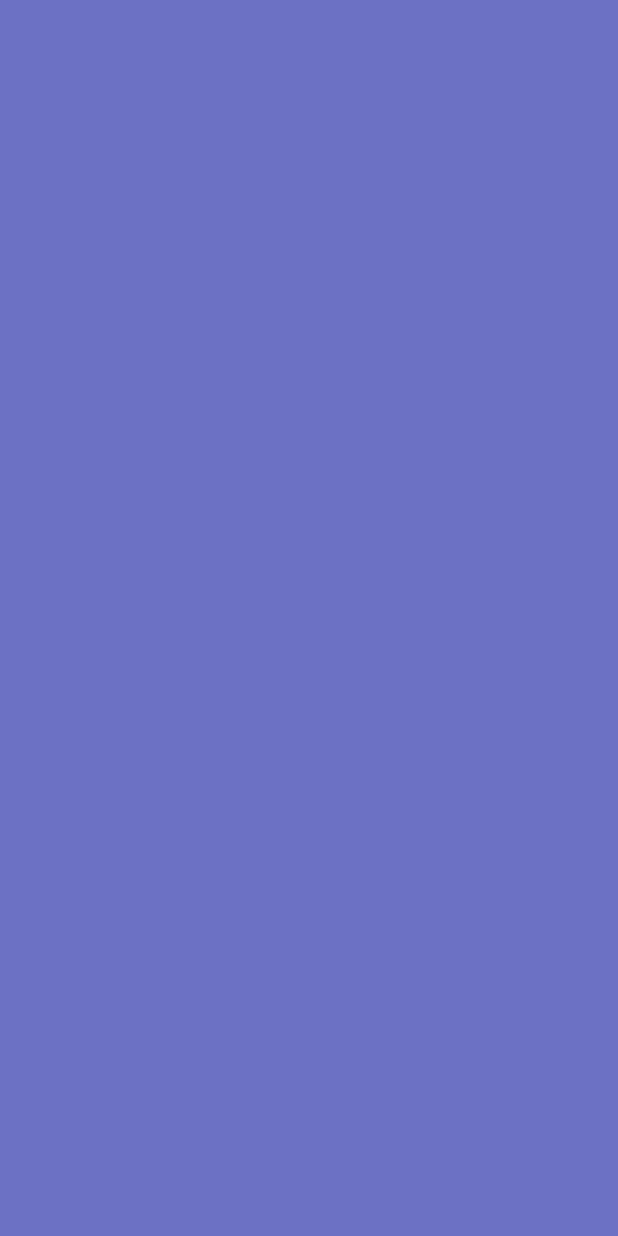
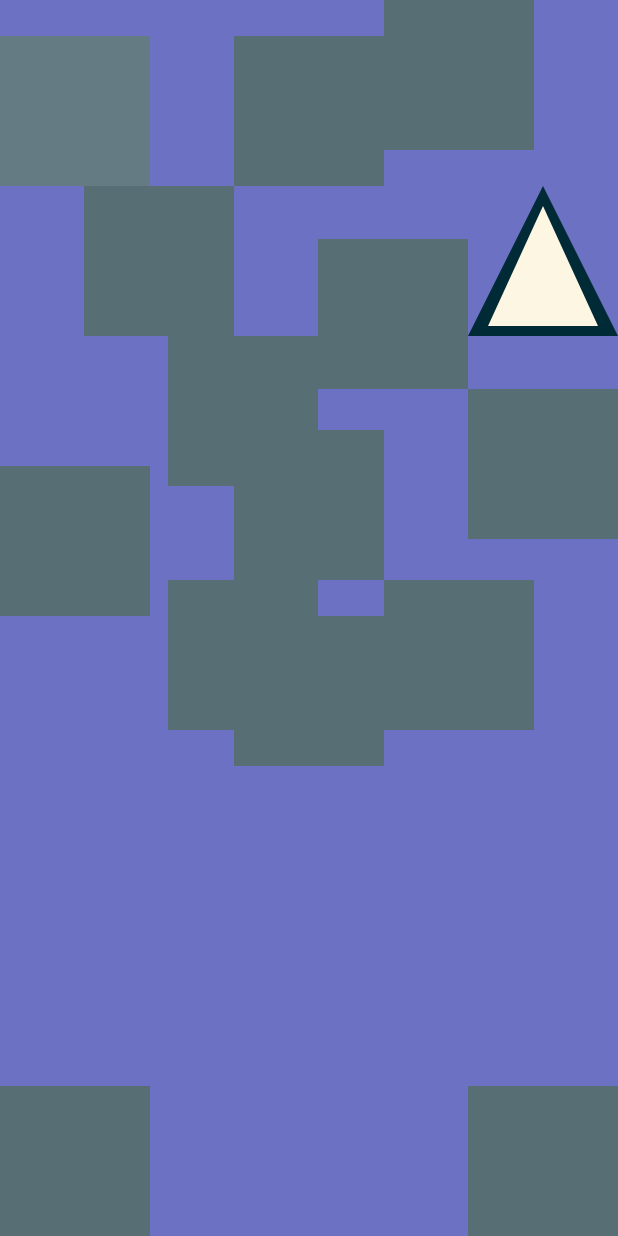
Before and after one commit to nobcatz/polygons, an Android app: the GameActivity screen opened directly, with no data from a screen before it, on a phone screen of 412 x 824 dp. Before the commit the screen is empty. Run offline under Robolectric (Android 15) with nearby library versions, the phone set to English and light mode, and no system bars.

Commit message:
Game activity implemented with xml

```diff
--- a/Polygons/Polygons/src/main/java/com/github/polygons/GameActivity.java
+++ b/Polygons/Polygons/src/main/java/com/github/polygons/GameActivity.java
@@ -1,16 +1,75 @@
 package com.github.polygons;
 
 import android.app.Activity;
+import android.content.Context;
+import android.content.res.Resources;
 import android.os.Bundle;
+import android.os.Handler;
+import android.view.View;
+import android.view.ViewGroup;
+import android.widget.LinearLayout;
+import android.widget.RelativeLayout;
+import android.widget.Toast;
+
+import com.github.polygons.figures.Figure;
+import com.github.polygons.logic.FigureGenerator;
 
 public class GameActivity extends Activity {
+
+
+    private Handler handler = new Handler();
+    private boolean run = true;
+    private int i = 15;
 
     @Override
     protected void onCreate(Bundle savedInstanceState) {
         super.onCreate(savedInstanceState);
         setContentView(R.layout.activity_game);
+        handler.postDelayed(runnable, 1000);
+
 
 
     }
 
+    private Runnable runnable = new Runnable() {
+        @Override
+        public void run() {
+                /* do what you need to do */
+            if (run) {
+                placeFigures(i);
+                i--;
+                run = i >0;
+                /* and here comes the "trick" */
+                handler.postDelayed(this, 1000);
+            } else {
+                /* Create new Activity */
+                Context context = getApplicationContext();
+                CharSequence text = "NO MOAR!!";
+                int duration = Toast.LENGTH_SHORT;
+
+            }
+
+
+        }
+    };
+
+    private void placeFigures(int i){
+        Resources res = getResources();
+        int idfigure = res.getIdentifier("view"+i, "id", getApplicationContext().getPackageName());
+
+
+        View figure = findViewById(idfigure);
+        RelativeLayout rl = (RelativeLayout) findViewById(R.id.relative_layout_game);
+
+        ViewGroup.LayoutParams lp = figure.getLayoutParams();
+        figure.setVisibility(View.INVISIBLE);
+
+        figure = FigureGenerator.newFigure(getApplicationContext());
+        figure.setVisibility(View.VISIBLE);
+        figure.setLayoutParams(lp);
+            figure.setId(idfigure);
+      //  figure.setOnClickListener(
+        rl.addView(figure);
+    }
+
 }
--- a/Polygons/Polygons/src/main/res/layout/activity_game.xml
+++ b/Polygons/Polygons/src/main/res/layout/activity_game.xml
@@ -1,6 +1,134 @@
 <?xml version="1.0" encoding="utf-8"?>
 
 <RelativeLayout xmlns:android="http://schemas.android.com/apk/res/android"
+    android:id="@+id/relative_layout_game"
     android:orientation="vertical"
     android:layout_width="match_parent"
-    android:layout_height="match_parent" />
+    android:layout_height="match_parent">
+
+    <View
+        android:layout_width="100dp"
+        android:layout_height="100dp"
+        android:background="@color/base00"
+        android:id="@+id/view1"
+        android:layout_marginTop="24dp"
+        android:layout_alignParentTop="true"
+        android:layout_alignParentLeft="true" />
+
+   <View
+        android:layout_width="100dp"
+        android:layout_height="100dp"
+        android:background="@color/base01"
+        android:id="@+id/view2"
+       android:layout_below="@+id/view13"
+       android:layout_toLeftOf="@+id/view12" />
+
+    <View
+        android:layout_width="100dp"
+        android:layout_height="100dp"
+        android:background="@color/base01"
+        android:id="@+id/view3"
+        android:layout_alignParentBottom="true"
+        android:layout_alignParentRight="true" />
+
+    <View
+        android:layout_width="100dp"
+        android:layout_height="100dp"
+        android:background="@color/base01"
+        android:id="@+id/view4"
+        android:layout_alignParentBottom="true"
+        android:layout_alignParentLeft="true" />
+
+    <View
+        android:layout_width="100dp"
+        android:layout_height="100dp"
+        android:background="@color/base01"
+        android:id="@+id/view5"
+        android:layout_alignParentTop="true"
+        android:layout_toRightOf="@+id/view8" />
+
+    <View
+        android:layout_width="100dp"
+        android:layout_height="100dp"
+        android:background="@color/base01"
+        android:id="@+id/view6"
+        android:layout_below="@+id/view8"
+        android:layout_toLeftOf="@+id/view12" />
+
+   <View
+        android:layout_width="100dp"
+        android:layout_height="100dp"
+        android:background="@color/base01"
+        android:id="@+id/view7"
+       android:layout_alignTop="@+id/view8"
+       android:layout_alignParentLeft="true"
+       android:layout_marginTop="24dp" />
+
+    <View
+        android:layout_width="100dp"
+        android:layout_height="100dp"
+        android:background="@color/base01"
+        android:id="@+id/view8"
+        android:layout_below="@+id/view12"
+        android:layout_toRightOf="@+id/view13"
+        android:layout_marginTop="27dp" />
+
+    <View
+        android:layout_width="100dp"
+        android:layout_height="100dp"
+        android:background="@color/base01"
+        android:id="@+id/view9"
+        android:layout_below="@+id/view8"
+        android:layout_alignLeft="@+id/view5" />
+
+    <View
+        android:layout_width="100dp"
+        android:layout_height="100dp"
+        android:background="@color/base01"
+        android:id="@+id/view10"
+        android:layout_below="@+id/view7"
+        android:layout_alignLeft="@+id/view8" />
+
+    <View
+        android:layout_width="100dp"
+        android:layout_height="100dp"
+        android:background="@color/base01"
+        android:id="@+id/view11"
+        android:layout_below="@+id/view12"
+        android:layout_alignParentRight="true" />
+
+    <View
+        android:layout_width="100dp"
+        android:layout_height="100dp"
+        android:background="@color/base01"
+        android:id="@+id/view12"
+        android:layout_marginTop="35dp"
+        android:layout_alignTop="@+id/view13"
+        android:layout_toLeftOf="@+id/view15" />
+
+    <View
+        android:layout_width="100dp"
+        android:layout_height="100dp"
+        android:background="@color/base01"
+        android:id="@+id/view13"
+        android:layout_below="@+id/view1"
+        android:layout_toLeftOf="@+id/view14" />
+
+    <View
+        android:layout_width="100dp"
+        android:layout_height="100dp"
+        android:background="@color/base01"
+        android:id="@+id/view14"
+        android:layout_above="@+id/view12"
+        android:layout_centerHorizontal="true" />
+
+    <View
+        android:layout_width="100dp"
+        android:layout_height="100dp"
+        android:background="@color/base01"
+        android:id="@+id/view15"
+        android:layout_below="@+id/view1"
+        android:layout_alignParentRight="true" />
+
+
+</RelativeLayout>
```
